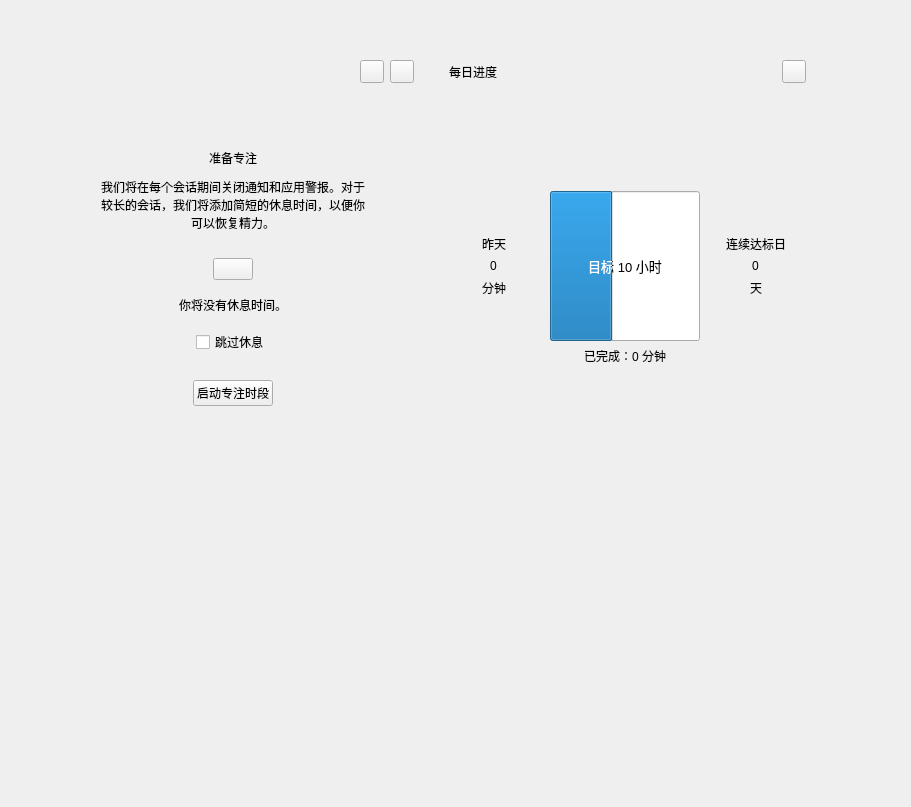
The window that examples/clock/resource/ui/FocusInterface.ui (zhiyiYo/PyQt-Fluent-Widgets) describes before a commit, drawn with Qt 5.
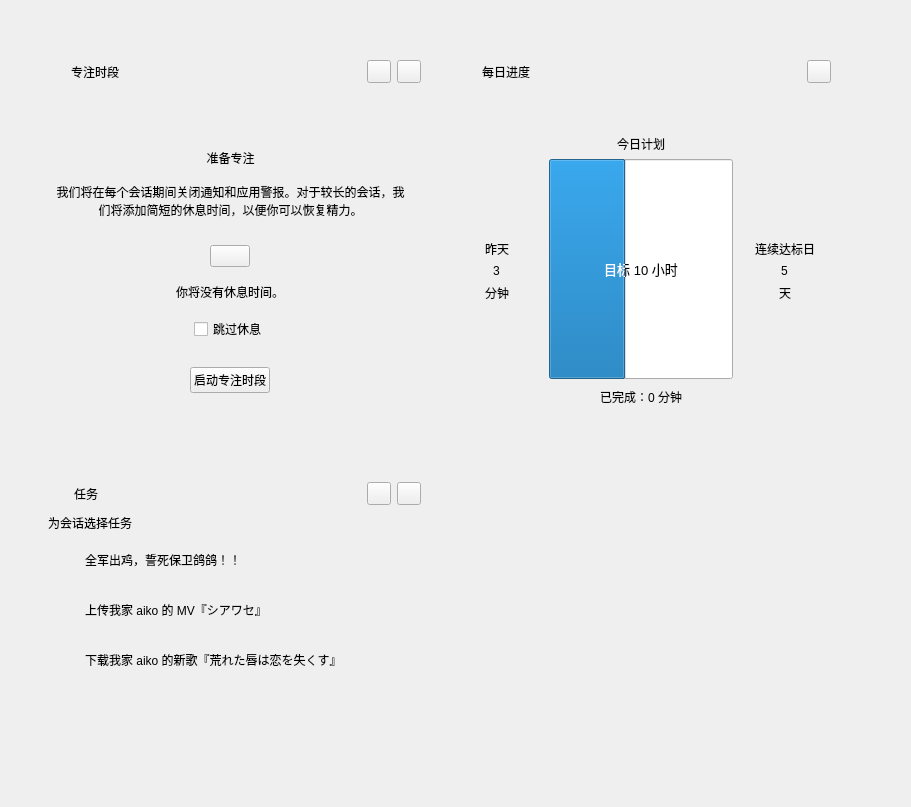
The same window after the commit. Icons and pictures are not drawn. Custom widgets are drawn as their Qt base class.

Commit message: 添加自定义开关按钮选中图标的功能

Patch:
```diff
--- a/examples/clock/resource/ui/FocusInterface.ui
+++ b/examples/clock/resource/ui/FocusInterface.ui
@@ -15,40 +15,384 @@
   </property>
   <layout class="QHBoxLayout" name="horizontalLayout_3">
    <item>
-    <layout class="QHBoxLayout" name="horizontalLayout">
-     <property name="spacing">
-      <number>12</number>
-     </property>
+    <layout class="QGridLayout" name="gridLayout" columnstretch="1,1,0">
      <property name="sizeConstraint">
-      <enum>QLayout::SetFixedSize</enum>
+      <enum>QLayout::SetDefaultConstraint</enum>
      </property>
      <property name="leftMargin">
-      <number>32</number>
+      <number>20</number>
      </property>
      <property name="topMargin">
       <number>40</number>
      </property>
      <property name="rightMargin">
-      <number>32</number>
+      <number>20</number>
      </property>
-     <item alignment="Qt::AlignLeft|Qt::AlignTop">
+     <property name="bottomMargin">
+      <number>20</number>
+     </property>
+     <property name="spacing">
+      <number>12</number>
+     </property>
+     <item row="0" column="1">
+      <widget class="CardWidget" name="progressCard">
+       <property name="sizePolicy">
+        <sizepolicy hsizetype="Expanding" vsizetype="Fixed">
+         <horstretch>0</horstretch>
+         <verstretch>0</verstretch>
+        </sizepolicy>
+       </property>
+       <property name="minimumSize">
+        <size>
+         <width>380</width>
+         <height>410</height>
+        </size>
+       </property>
+       <property name="maximumSize">
+        <size>
+         <width>600</width>
+         <height>410</height>
+        </size>
+       </property>
+       <layout class="QVBoxLayout" name="verticalLayout_4">
+        <property name="sizeConstraint">
+         <enum>QLayout::SetDefaultConstraint</enum>
+        </property>
+        <item>
+         <layout class="QVBoxLayout" name="verticalLayout_2" stretch="0,0">
+          <property name="sizeConstraint">
+           <enum>QLayout::SetMinAndMaxSize</enum>
+          </property>
+          <item>
+           <layout class="QHBoxLayout" name="horizontalLayout_4">
+            <property name="leftMargin">
+             <number>5</number>
+            </property>
+            <item>
+             <widget class="IconWidget" name="progressIcon">
+              <property name="minimumSize">
+               <size>
+                <width>18</width>
+                <height>18</height>
+               </size>
+              </property>
+              <property name="maximumSize">
+               <size>
+                <width>18</width>
+                <height>18</height>
+               </size>
+              </property>
+              <property name="icon">
+               <iconset resource="../resource.qrc">
+                <normaloff>:/images/tips.png</normaloff>:/images/tips.png</iconset>
+              </property>
+             </widget>
+            </item>
+            <item>
+             <spacer name="horizontalSpacer_8">
+              <property name="orientation">
+               <enum>Qt::Horizontal</enum>
+              </property>
+              <property name="sizeType">
+               <enum>QSizePolicy::Fixed</enum>
+              </property>
+              <property name="sizeHint" stdset="0">
+               <size>
+                <width>2</width>
+                <height>20</height>
+               </size>
+              </property>
+             </spacer>
+            </item>
+            <item>
+             <widget class="StrongBodyLabel" name="dailyProgressLabel">
+              <property name="text">
+               <string>每日进度</string>
+              </property>
+             </widget>
+            </item>
+            <item>
+             <spacer name="horizontalSpacer_9">
+              <property name="orientation">
+               <enum>Qt::Horizontal</enum>
+              </property>
+              <property name="sizeHint" stdset="0">
+               <size>
+                <width>40</width>
+                <height>20</height>
+               </size>
+              </property>
+             </spacer>
+            </item>
+            <item alignment="Qt::AlignRight">
+             <widget class="TransparentToolButton" name="editButton"/>
+            </item>
+           </layout>
+          </item>
+          <item>
+           <layout class="QHBoxLayout" name="horizontalLayout_5" stretch="1,2,1">
+            <property name="sizeConstraint">
+             <enum>QLayout::SetMinAndMaxSize</enum>
+            </property>
+            <item>
+             <layout class="QVBoxLayout" name="verticalLayout_5">
+              <item>
+               <spacer name="verticalSpacer_5">
+                <property name="orientation">
+                 <enum>Qt::Vertical</enum>
+                </property>
+                <property name="sizeHint" stdset="0">
+                 <size>
+                  <width>20</width>
+                  <height>40</height>
+                 </size>
+                </property>
+               </spacer>
+              </item>
+              <item alignment="Qt::AlignHCenter|Qt::AlignVCenter">
+               <widget class="BodyLabel" name="yesterdayLabel">
+                <property name="text">
+                 <string>昨天</string>
+                </property>
+               </widget>
+              </item>
+              <item alignment="Qt::AlignHCenter|Qt::AlignVCenter">
+               <widget class="LargeTitleLabel" name="yesterdayTimeLabel">
+                <property name="text">
+                 <string>3</string>
+                </property>
+               </widget>
+              </item>
+              <item alignment="Qt::AlignHCenter|Qt::AlignVCenter">
+               <widget class="BodyLabel" name="minuteLabel1">
+                <property name="text">
+                 <string>分钟</string>
+                </property>
+               </widget>
+              </item>
+              <item>
+               <spacer name="verticalSpacer_6">
+                <property name="orientation">
+                 <enum>Qt::Vertical</enum>
+                </property>
+                <property name="sizeHint" stdset="0">
+                 <size>
+                  <width>20</width>
+                  <height>40</height>
+                 </size>
+                </property>
+               </spacer>
+              </item>
+             </layout>
+            </item>
+            <item>
+             <layout class="QVBoxLayout" name="verticalLayout_10" stretch="0,0,1,0,0,0">
+              <item>
+               <spacer name="verticalSpacer_15">
+                <property name="orientation">
+                 <enum>Qt::Vertical</enum>
+                </property>
+                <property name="sizeHint" stdset="0">
+                 <size>
+                  <width>20</width>
+                  <height>40</height>
+                 </size>
+                </property>
+               </spacer>
+              </item>
+              <item>
+               <widget class="SubtitleLabel" name="targetLabel">
+                <property name="text">
+                 <string>今日计划</string>
+                </property>
+                <property name="alignment">
+                 <set>Qt::AlignCenter</set>
+                </property>
+               </widget>
+              </item>
+              <item>
+               <widget class="ProgressRing" name="progressRing">
+                <property name="sizePolicy">
+                 <sizepolicy hsizetype="Expanding" vsizetype="Expanding">
+                  <horstretch>1</horstretch>
+                  <verstretch>1</verstretch>
+                 </sizepolicy>
+                </property>
+                <property name="minimumSize">
+                 <size>
+                  <width>150</width>
+                  <height>150</height>
+                 </size>
+                </property>
+                <property name="maximumSize">
+                 <size>
+                  <width>220</width>
+                  <height>220</height>
+                 </size>
+                </property>
+                <property name="font">
+                 <font>
+                  <family>Microsoft YaHei UI</family>
+                  <pointsize>10</pointsize>
+                  <weight>50</weight>
+                  <bold>false</bold>
+                 </font>
+                </property>
+                <property name="maximum">
+                 <number>24</number>
+                </property>
+                <property name="value">
+                 <number>10</number>
+                </property>
+                <property name="alignment">
+                 <set>Qt::AlignCenter</set>
+                </property>
+                <property name="textVisible">
+                 <bool>true</bool>
+                </property>
+                <property name="orientation">
+                 <enum>Qt::Horizontal</enum>
+                </property>
+                <property name="textDirection">
+                 <enum>QProgressBar::TopToBottom</enum>
+                </property>
+                <property name="format">
+                 <string>目标 %v 小时</string>
+                </property>
+                <property name="useAni">
+                 <bool>false</bool>
+                </property>
+                <property name="val">
+                 <double>10.000000000000000</double>
+                </property>
+                <property name="strokeWidth">
+                 <number>15</number>
+                </property>
+               </widget>
+              </item>
+              <item>
+               <spacer name="verticalSpacer_16">
+                <property name="orientation">
+                 <enum>Qt::Vertical</enum>
+                </property>
+                <property name="sizeType">
+                 <enum>QSizePolicy::Fixed</enum>
+                </property>
+                <property name="sizeHint" stdset="0">
+                 <size>
+                  <width>20</width>
+                  <height>3</height>
+                 </size>
+                </property>
+               </spacer>
+              </item>
+              <item alignment="Qt::AlignHCenter">
+               <widget class="BodyLabel" name="finishTimeLabel">
+                <property name="text">
+                 <string>已完成：0 分钟</string>
+                </property>
+               </widget>
+              </item>
+              <item>
+               <spacer name="verticalSpacer_13">
+                <property name="orientation">
+                 <enum>Qt::Vertical</enum>
+                </property>
+                <property name="sizeHint" stdset="0">
+                 <size>
+                  <width>20</width>
+                  <height>40</height>
+                 </size>
+                </property>
+               </spacer>
+              </item>
+             </layout>
+            </item>
+            <item>
+             <layout class="QVBoxLayout" name="verticalLayout_6">
+              <item>
+               <spacer name="verticalSpacer_9">
+                <property name="orientation">
+                 <enum>Qt::Vertical</enum>
+                </property>
+                <property name="sizeHint" stdset="0">
+                 <size>
+                  <width>20</width>
+                  <height>40</height>
+                 </size>
+                </property>
+               </spacer>
+              </item>
+              <item alignment="Qt::AlignHCenter|Qt::AlignVCenter">
+               <widget class="BodyLabel" name="continousComplianceDayLabel">
+                <property name="text">
+                 <string>连续达标日</string>
+                </property>
+               </widget>
+              </item>
+              <item alignment="Qt::AlignHCenter">
+               <widget class="LargeTitleLabel" name="compianceDayLabel">
+                <property name="text">
+                 <string>5</string>
+                </property>
+               </widget>
+              </item>
+              <item alignment="Qt::AlignHCenter">
+               <widget class="BodyLabel" name="dayLabel">
+                <property name="text">
+                 <string>天</string>
+                </property>
+               </widget>
+              </item>
+              <item>
+               <spacer name="verticalSpacer_10">
+                <property name="orientation">
+                 <enum>Qt::Vertical</enum>
+                </property>
+                <property name="sizeHint" stdset="0">
+                 <size>
+                  <width>20</width>
+                  <height>40</height>
+                 </size>
+                </property>
+               </spacer>
+              </item>
+             </layout>
+            </item>
+           </layout>
+          </item>
+         </layout>
+        </item>
+       </layout>
+      </widget>
+     </item>
+     <item row="0" column="0">
       <widget class="CardWidget" name="focusCard">
+       <property name="sizePolicy">
+        <sizepolicy hsizetype="Expanding" vsizetype="Fixed">
+         <horstretch>0</horstretch>
+         <verstretch>0</verstretch>
+        </sizepolicy>
+       </property>
        <property name="minimumSize">
         <size>
          <width>380</width>
-         <height>424</height>
+         <height>410</height>
         </size>
        </property>
        <property name="maximumSize">
         <size>
-         <width>410</width>
-         <height>424</height>
+         <width>600</width>
+         <height>410</height>
         </size>
        </property>
        <property name="styleSheet">
         <string notr="true"/>
        </property>
        <layout class="QVBoxLayout" name="verticalLayout_3">
+        <property name="sizeConstraint">
+         <enum>QLayout::SetDefaultConstraint</enum>
+        </property>
         <item>
          <layout class="QVBoxLayout" name="verticalLayout">
           <property name="sizeConstraint">
@@ -56,6 +400,36 @@
           </property>
           <item>
            <layout class="QHBoxLayout" name="horizontalLayout_2">
+            <property name="leftMargin">
+             <number>5</number>
+            </property>
+            <item>
+             <widget class="IconWidget" name="focusCardIcon">
+              <property name="minimumSize">
+               <size>
+                <width>20</width>
+                <height>20</height>
+               </size>
+              </property>
+              <property name="maximumSize">
+               <size>
+                <width>20</width>
+                <height>20</height>
+               </size>
+              </property>
+              <property name="icon">
+               <iconset resource="../resource.qrc">
+                <normaloff>:/images/alarms.png</normaloff>:/images/alarms.png</iconset>
+              </property>
+             </widget>
+            </item>
+            <item>
+             <widget class="StrongBodyLabel" name="focusPeriodLabel">
+              <property name="text">
+               <string>专注时段</string>
+              </property>
+             </widget>
+            </item>
             <item>
              <spacer name="horizontalSpacer">
               <property name="orientation">
@@ -101,32 +475,47 @@
            </widget>
           </item>
           <item>
-           <spacer name="verticalSpacer_13">
-            <property name="orientation">
-             <enum>Qt::Vertical</enum>
+           <layout class="QHBoxLayout" name="horizontalLayout_6">
+            <property name="leftMargin">
+             <number>15</number>
             </property>
-            <property name="sizeType">
-             <enum>QSizePolicy::Fixed</enum>
+            <property name="topMargin">
+             <number>10</number>
             </property>
-            <property name="sizeHint" stdset="0">
-             <size>
-              <width>20</width>
-              <height>5</height>
-             </size>
+            <property name="rightMargin">
+             <number>15</number>
             </property>
-           </spacer>
-          </item>
-          <item>
-           <widget class="BodyLabel" name="hintLabel">
-            <property name="text">
-             <string>我们将在每个会话期间关闭通知和应用警报。对于
-较长的会话，我们将添加简短的休息时间，以便你
-可以恢复精力。</string>
-            </property>
-            <property name="alignment">
-             <set>Qt::AlignCenter</set>
-            </property>
-           </widget>
+            <item>
+             <widget class="BodyLabel" name="hintLabel">
+              <property name="text">
+               <string>我们将在每个会话期间关闭通知和应用警报。对于较长的会话，我们将添加简短的休息时间，以便你可以恢复精力。</string>
+              </property>
+              <property name="alignment">
+               <set>Qt::AlignCenter</set>
+              </property>
+              <property name="wordWrap">
+               <bool>true</bool>
+              </property>
+              <property name="margin">
+               <number>0</number>
+              </property>
+              <property name="lightColor" stdset="0">
+               <color>
+                <red>96</red>
+                <green>96</green>
+                <blue>96</blue>
+               </color>
+              </property>
+              <property name="darkColor" stdset="0">
+               <color>
+                <red>206</red>
+                <green>206</green>
+                <blue>206</blue>
+               </color>
+              </property>
+             </widget>
+            </item>
+           </layout>
           </item>
           <item>
            <spacer name="verticalSpacer_2">
@@ -145,7 +534,11 @@
            </spacer>
           </item>
           <item alignment="Qt::AlignHCenter">
-           <widget class="TimePicker" name="timePicker"/>
+           <widget class="TimePicker" name="timePicker">
+            <property name="secondVisible">
+             <bool>true</bool>
+            </property>
+           </widget>
           </item>
           <item>
            <spacer name="verticalSpacer_3">
@@ -243,37 +636,89 @@
        </layout>
       </widget>
      </item>
-     <item alignment="Qt::AlignLeft|Qt::AlignTop">
-      <widget class="CardWidget" name="progressCard">
+     <item row="1" column="0">
+      <widget class="CardWidget" name="taskCard">
        <property name="minimumSize">
         <size>
-         <width>380</width>
-         <height>424</height>
+         <width>370</width>
+         <height>0</height>
         </size>
        </property>
        <property name="maximumSize">
         <size>
-         <width>410</width>
-         <height>424</height>
+         <width>600</width>
+         <height>395</height>
         </size>
        </property>
-       <layout class="QVBoxLayout" name="verticalLayout_4">
+       <layout class="QVBoxLayout" name="verticalLayout_8">
         <item>
-         <layout class="QVBoxLayout" name="verticalLayout_2">
+         <layout class="QVBoxLayout" name="verticalLayout_7">
+          <property name="leftMargin">
+           <number>8</number>
+          </property>
           <item>
-           <layout class="QHBoxLayout" name="horizontalLayout_4">
-            <property name="leftMargin">
-             <number>5</number>
-            </property>
+           <layout class="QHBoxLayout" name="horizontalLayout_7">
             <item>
-             <widget class="StrongBodyLabel" name="dailyProgressLabel">
+             <widget class="IconWidget" name="taskCardIcon">
+              <property name="minimumSize">
+               <size>
+                <width>18</width>
+                <height>18</height>
+               </size>
+              </property>
+              <property name="maximumSize">
+               <size>
+                <width>18</width>
+                <height>18</height>
+               </size>
+              </property>
+              <property name="icon">
+               <iconset resource="../resource.qrc">
+                <normaloff>:/images/todo.png</normaloff>:/images/todo.png</iconset>
+              </property>
+             </widget>
+            </item>
+            <item>
+             <spacer name="horizontalSpacer_7">
+              <property name="orientation">
+               <enum>Qt::Horizontal</enum>
+              </property>
+              <property name="sizeType">
+               <enum>QSizePolicy::Fixed</enum>
+              </property>
+              <property name="sizeHint" stdset="0">
+               <size>
+                <width>2</width>
+                <height>2</height>
+               </size>
+              </property>
+             </spacer>
+            </item>
+            <item>
+             <widget class="StrongBodyLabel" name="taskLabel">
               <property name="text">
-               <string>每日进度</string>
+               <string>任务</string>
               </property>
              </widget>
             </item>
-            <item alignment="Qt::AlignRight">
-             <widget class="TransparentToolButton" name="editButton"/>
+            <item>
+             <spacer name="horizontalSpacer_3">
+              <property name="orientation">
+               <enum>Qt::Horizontal</enum>
+              </property>
+              <property name="sizeHint" stdset="0">
+               <size>
+                <width>40</width>
+                <height>20</height>
+               </size>
+              </property>
+             </spacer>
+            </item>
+            <item>
+             <widget class="TransparentToolButton" name="addTaskButton"/>
+            </item>
+            <item>
+             <widget class="TransparentToolButton" name="moreTaskButton"/>
             </item>
            </layout>
           </item>
@@ -282,178 +727,252 @@
             <property name="orientation">
              <enum>Qt::Vertical</enum>
             </property>
+            <property name="sizeType">
+             <enum>QSizePolicy::Fixed</enum>
+            </property>
             <property name="sizeHint" stdset="0">
              <size>
               <width>20</width>
-              <height>40</height>
+              <height>3</height>
              </size>
             </property>
            </spacer>
           </item>
           <item>
-           <layout class="QHBoxLayout" name="horizontalLayout_5">
-            <item>
-             <layout class="QVBoxLayout" name="verticalLayout_5">
-              <item>
-               <spacer name="verticalSpacer_5">
-                <property name="orientation">
-                 <enum>Qt::Vertical</enum>
-                </property>
-                <property name="sizeHint" stdset="0">
-                 <size>
-                  <width>20</width>
-                  <height>40</height>
-                 </size>
-                </property>
-               </spacer>
-              </item>
-              <item alignment="Qt::AlignHCenter|Qt::AlignVCenter">
-               <widget class="BodyLabel" name="yesterdayLabel">
-                <property name="text">
-                 <string>昨天</string>
-                </property>
-               </widget>
-              </item>
-              <item alignment="Qt::AlignHCenter|Qt::AlignVCenter">
-               <widget class="LargeTitleLabel" name="yesterdayTimeLabel">
-                <property name="text">
-                 <string>0</string>
-                </property>
-               </widget>
-              </item>
-              <item alignment="Qt::AlignHCenter|Qt::AlignVCenter">
-               <widget class="BodyLabel" name="minuteLabel1">
-                <property name="text">
-                 <string>分钟</string>
-                </property>
-               </widget>
-              </item>
-              <item>
-               <spacer name="verticalSpacer_6">
-                <property name="orientation">
-                 <enum>Qt::Vertical</enum>
-                </property>
-                <property name="sizeHint" stdset="0">
-                 <size>
-                  <width>20</width>
-                  <height>40</height>
-                 </size>
-                </property>
-               </spacer>
-              </item>
-             </layout>
-            </item>
-            <item>
-             <widget class="ProgressRing" name="progressRing">
-              <property name="minimumSize">
-               <size>
-                <width>150</width>
-                <height>150</height>
-               </size>
-              </property>
-              <property name="maximumSize">
-               <size>
-                <width>150</width>
-                <height>150</height>
-               </size>
-              </property>
-              <property name="font">
-               <font>
-                <family>Microsoft YaHei UI</family>
-                <pointsize>10</pointsize>
-                <weight>50</weight>
-                <bold>false</bold>
-               </font>
-              </property>
-              <property name="maximum">
-               <number>24</number>
-              </property>
-              <property name="value">
-               <number>10</number>
-              </property>
-              <property name="textVisible">
-               <bool>true</bool>
-              </property>
-              <property name="orientation">
-               <enum>Qt::Horizontal</enum>
-              </property>
-              <property name="textDirection">
-               <enum>QProgressBar::TopToBottom</enum>
-              </property>
-              <property name="format">
-               <string>目标 %v 小时</string>
-              </property>
-              <property name="useAni">
-               <bool>false</bool>
-              </property>
-              <property name="val">
-               <double>10.000000000000000</double>
-              </property>
-              <property name="strokeWidth">
-               <number>15</number>
-              </property>
-             </widget>
-            </item>
-            <item>
-             <layout class="QVBoxLayout" name="verticalLayout_6">
-              <item>
-               <spacer name="verticalSpacer_9">
-                <property name="orientation">
-                 <enum>Qt::Vertical</enum>
-                </property>
-                <property name="sizeHint" stdset="0">
-                 <size>
-                  <width>20</width>
-                  <height>40</height>
-                 </size>
-                </property>
-               </spacer>
-              </item>
-              <item alignment="Qt::AlignHCenter|Qt::AlignVCenter">
-               <widget class="BodyLabel" name="continousComplianceDayLabel">
-                <property name="text">
-                 <string>连续达标日</string>
-                </property>
-               </widget>
-              </item>
-              <item alignment="Qt::AlignHCenter">
-               <widget class="LargeTitleLabel" name="compianceDayLabel">
-                <property name="text">
-                 <string>0</string>
-                </property>
-               </widget>
-              </item>
-              <item alignment="Qt::AlignHCenter">
-               <widget class="BodyLabel" name="dayLabel">
-                <property name="text">
-                 <string>天</string>
-                </property>
-               </widget>
-              </item>
-              <item>
-               <spacer name="verticalSpacer_10">
-                <property name="orientation">
-                 <enum>Qt::Vertical</enum>
-                </property>
-                <property name="sizeHint" stdset="0">
-                 <size>
-                  <width>20</width>
-                  <height>40</height>
-                 </size>
-                </property>
-               </spacer>
-              </item>
-             </layout>
-            </item>
-           </layout>
-          </item>
-          <item alignment="Qt::AlignHCenter">
-           <widget class="BodyLabel" name="finishTimeLabel">
+           <widget class="BodyLabel" name="hintLabel_2">
             <property name="text">
-             <string>已完成：0 分钟</string>
+             <string>为会话选择任务</string>
+            </property>
+            <property name="lightColor" stdset="0">
+             <color>
+              <red>96</red>
+              <green>96</green>
+              <blue>96</blue>
+             </color>
+            </property>
+            <property name="darkColor" stdset="0">
+             <color>
+              <red>206</red>
+              <green>206</green>
+              <blue>206</blue>
+             </color>
             </property>
            </widget>
           </item>
+          <item>
+           <layout class="QVBoxLayout" name="verticalLayout_9">
+            <property name="rightMargin">
+             <number>7</number>
+            </property>
+            <item>
+             <widget class="CardWidget" name="taskCard1">
+              <property name="minimumSize">
+               <size>
+                <width>0</width>
+                <height>44</height>
+               </size>
+              </property>
+              <property name="maximumSize">
+               <size>
+                <width>16777215</width>
+                <height>44</height>
+               </size>
+              </property>
+              <layout class="QHBoxLayout" name="horizontalLayout_9">
+               <property name="leftMargin">
+                <number>15</number>
+               </property>
+               <item>
+                <layout class="QHBoxLayout" name="horizontalLayout_8">
+                 <item>
+                  <widget class="IconWidget" name="taskIcon1">
+                   <property name="sizePolicy">
+                    <sizepolicy hsizetype="Preferred" vsizetype="Preferred">
+                     <horstretch>16</horstretch>
+                     <verstretch>16</verstretch>
+                    </sizepolicy>
+                   </property>
+                   <property name="minimumSize">
+                    <size>
+                     <width>16</width>
+                     <height>16</height>
+                    </size>
+                   </property>
+                   <property name="maximumSize">
+                    <size>
+                     <width>16</width>
+                     <height>16</height>
+                    </size>
+                   </property>
+                  </widget>
+                 </item>
+                </layout>
+               </item>
+               <item>
+                <widget class="BodyLabel" name="taskLabel1">
+                 <property name="text">
+                  <string>全军出鸡，誓死保卫鸽鸽！！</string>
+                 </property>
+                 <property name="pixelFontSize" stdset="0">
+                  <number>14</number>
+                 </property>
+                 <property name="strikeOut" stdset="0">
+                  <bool>true</bool>
+                 </property>
+                </widget>
+               </item>
+               <item>
+                <spacer name="horizontalSpacer_4">
+                 <property name="orientation">
+                  <enum>Qt::Horizontal</enum>
+                 </property>
+                 <property name="sizeHint" stdset="0">
+                  <size>
+                   <width>40</width>
+                   <height>20</height>
+                  </size>
+                 </property>
+                </spacer>
+               </item>
+              </layout>
+             </widget>
+            </item>
+            <item>
+             <widget class="CardWidget" name="taskCard2">
+              <property name="minimumSize">
+               <size>
+                <width>0</width>
+                <height>44</height>
+               </size>
+              </property>
+              <property name="maximumSize">
+               <size>
+                <width>16777215</width>
+                <height>44</height>
+               </size>
+              </property>
+              <layout class="QHBoxLayout" name="horizontalLayout_12">
+               <property name="leftMargin">
+                <number>15</number>
+               </property>
+               <item>
+                <layout class="QHBoxLayout" name="horizontalLayout_13">
+                 <item>
+                  <widget class="IconWidget" name="taskIcon2">
+                   <property name="sizePolicy">
+                    <sizepolicy hsizetype="Preferred" vsizetype="Preferred">
+                     <horstretch>16</horstretch>
+                     <verstretch>16</verstretch>
+                    </sizepolicy>
+                   </property>
+                   <property name="minimumSize">
+                    <size>
+                     <width>16</width>
+                     <height>16</height>
+                    </size>
+                   </property>
+                   <property name="maximumSize">
+                    <size>
+                     <width>16</width>
+                     <height>16</height>
+                    </size>
+                   </property>
+                  </widget>
+                 </item>
+                </layout>
+               </item>
+               <item>
+                <widget class="BodyLabel" name="taskLabel2">
+                 <property name="text">
+                  <string>上传我家 aiko 的 MV『シアワセ』</string>
+                 </property>
+                </widget>
+               </item>
+               <item>
+                <spacer name="horizontalSpacer_6">
+                 <property name="orientation">
+                  <enum>Qt::Horizontal</enum>
+                 </property>
+                 <property name="sizeHint" stdset="0">
+                  <size>
+                   <width>40</width>
+                   <height>20</height>
+                  </size>
+                 </property>
+                </spacer>
+               </item>
+              </layout>
+             </widget>
+            </item>
+            <item>
+             <widget class="CardWidget" name="taskCard3">
+              <property name="minimumSize">
+               <size>
+                <width>0</width>
+                <height>44</height>
+               </size>
+              </property>
+              <property name="maximumSize">
+               <size>
+                <width>16777215</width>
+                <height>44</height>
+               </size>
+              </property>
+              <layout class="QHBoxLayout" name="horizontalLayout_10">
+               <property name="leftMargin">
+                <number>15</number>
+               </property>
+               <item>
+                <layout class="QHBoxLayout" name="horizontalLayout_11">
+                 <item>
+                  <widget class="IconWidget" name="taskIcon3">
+                   <property name="sizePolicy">
+                    <sizepolicy hsizetype="Preferred" vsizetype="Preferred">
+                     <horstretch>16</horstretch>
+                     <verstretch>16</verstretch>
+                    </sizepolicy>
+                   </property>
+                   <property name="minimumSize">
+                    <size>
+                     <width>16</width>
+                     <height>16</height>
+                    </size>
+                   </property>
+                   <property name="maximumSize">
+                    <size>
+                     <width>16</width>
+                     <height>16</height>
+                    </size>
+                   </property>
+                  </widget>
+                 </item>
+                </layout>
+               </item>
+               <item>
+                <widget class="BodyLabel" name="taskLabel3">
+                 <property name="text">
+                  <string>下载我家 aiko 的新歌『荒れた唇は恋を失くす』</string>
+                 </property>
+                </widget>
+               </item>
+               <item>
+                <spacer name="horizontalSpacer_5">
+                 <property name="orientation">
+                  <enum>Qt::Horizontal</enum>
+                 </property>
+                 <property name="sizeHint" stdset="0">
+                  <size>
+                   <width>40</width>
+                   <height>20</height>
+                  </size>
+                 </property>
+                </spacer>
+               </item>
+              </layout>
+             </widget>
+            </item>
+           </layout>
+          </item>
           <item>
            <spacer name="verticalSpacer_7">
             <property name="orientation">
@@ -472,7 +991,7 @@
        </layout>
       </widget>
      </item>
-     <item>
+     <item row="0" column="2">
       <spacer name="horizontalSpacer_2">
        <property name="orientation">
         <enum>Qt::Horizontal</enum>
@@ -515,6 +1034,11 @@
    <extends>ToolButton</extends>
    <header>qfluentwidgets</header>
   </customwidget>
+  <customwidget>
+   <class>IconWidget</class>
+   <extends>QWidget</extends>
+   <header>qfluentwidgets</header>
+  </customwidget>
   <customwidget>
    <class>CardWidget</class>
    <extends>QFrame</extends>
```
Left out of the diff: 4 changed lines with no effect on the pictures. The commit also changes 30 other files.
